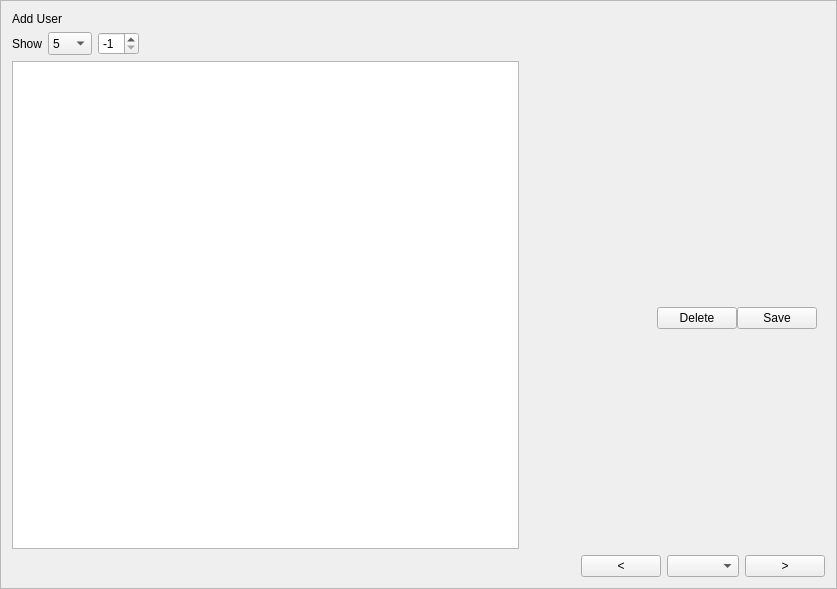
Qt form StockManager/People/f_listusers.ui (ashraf-kx/stock-manager) before a commit.
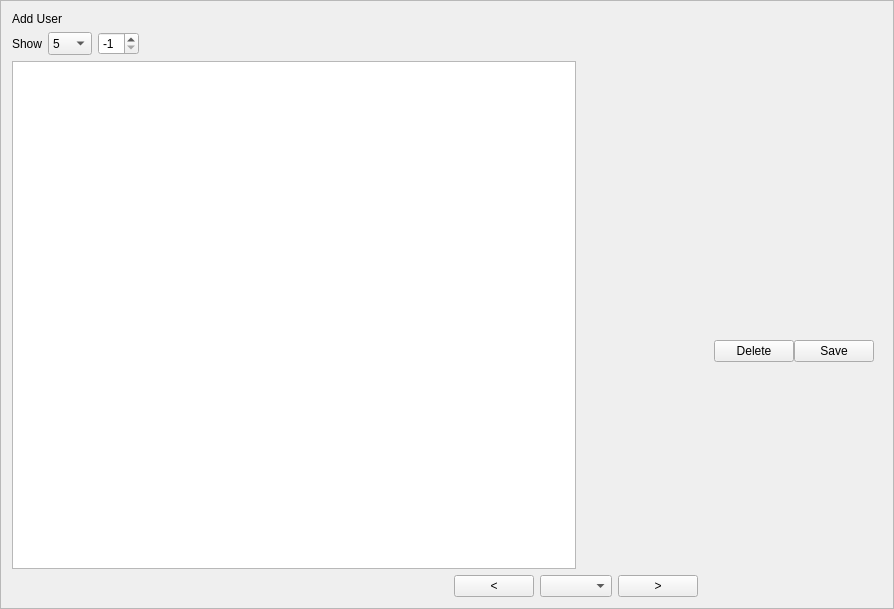
The same form after that commit. Icons and pictures are not drawn. Custom widgets are drawn as their Qt base class.

```diff
--- a/StockManager/People/f_listusers.ui
+++ b/StockManager/People/f_listusers.ui
@@ -6,8 +6,8 @@
    <rect>
     <x>0</x>
     <y>0</y>
-    <width>837</width>
-    <height>589</height>
+    <width>894</width>
+    <height>609</height>
    </rect>
   </property>
   <property name="windowTitle">
@@ -262,6 +262,9 @@
        <property name="orientation">
         <enum>Qt::Horizontal</enum>
        </property>
+       <property name="sizeType">
+        <enum>QSizePolicy::Expanding</enum>
+       </property>
        <property name="sizeHint" stdset="0">
         <size>
          <width>40</width>
@@ -289,6 +292,19 @@
          </property>
         </widget>
        </item>
+       <item>
+        <spacer name="horizontalSpacer_5">
+         <property name="orientation">
+          <enum>Qt::Horizontal</enum>
+         </property>
+         <property name="sizeHint" stdset="0">
+          <size>
+           <width>40</width>
+           <height>20</height>
+          </size>
+         </property>
+        </spacer>
+       </item>
       </layout>
      </item>
     </layout>
@@ -318,13 +334,13 @@
        <number>8</number>
       </property>
       <property name="topMargin">
-       <number>5</number>
+       <number>0</number>
       </property>
       <property name="rightMargin">
        <number>8</number>
       </property>
       <property name="bottomMargin">
-       <number>10</number>
+       <number>0</number>
       </property>
       <item row="0" column="0">
        <widget class="MDLineEdit" name="W_firstname">
@@ -589,6 +605,9 @@
       </item>
       <item row="9" column="0" colspan="2">
        <layout class="QHBoxLayout" name="horizontalLayout">
+        <property name="bottomMargin">
+         <number>8</number>
+        </property>
         <item>
          <spacer name="horizontalSpacer_3">
           <property name="orientation">
@@ -618,19 +637,6 @@
         </item>
        </layout>
       </item>
-      <item row="10" column="0" colspan="2">
-       <spacer name="verticalSpacer_2">
-        <property name="orientation">
-         <enum>Qt::Vertical</enum>
-        </property>
-        <property name="sizeHint" stdset="0">
-         <size>
-          <width>20</width>
-          <height>40</height>
-         </size>
-        </property>
-       </spacer>
-      </item>
      </layout>
     </widget>
    </item>
```
Left out of the diff: 85 changed lines with no effect on the pictures.
